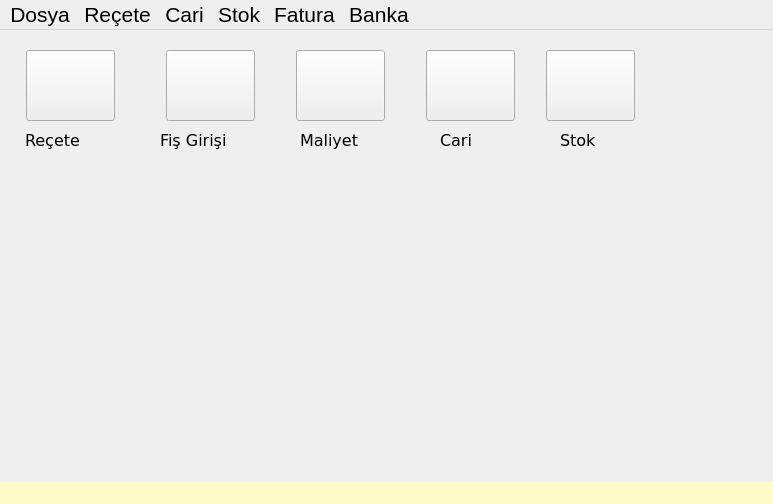
nerdogan/nenra, file mainwindow.ui: the form before one commit.
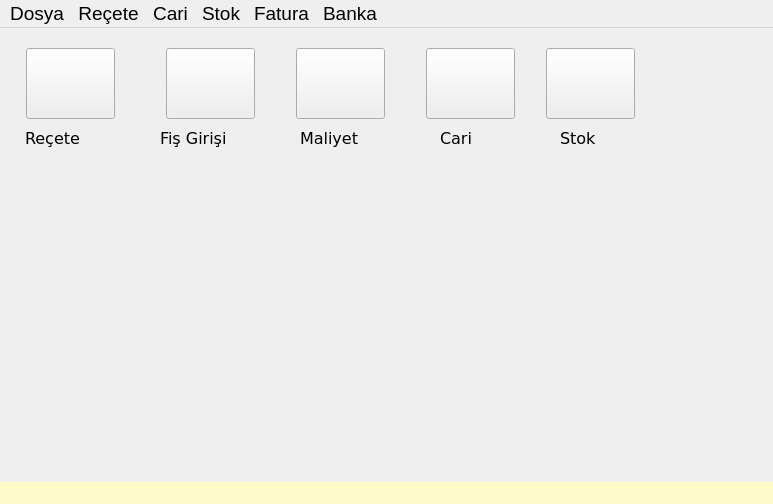
The form after the commit. Icons and pictures are not drawn.

```diff
--- a/mainwindow.ui
+++ b/mainwindow.ui
@@ -325,12 +325,12 @@
      <x>0</x>
      <y>0</y>
      <width>773</width>
-     <height>24</height>
+     <height>22</height>
     </rect>
    </property>
    <property name="font">
     <font>
-     <pointsize>16</pointsize>
+     <pointsize>14</pointsize>
     </font>
    </property>
    <widget class="QMenu" name="menuDosya">
```
